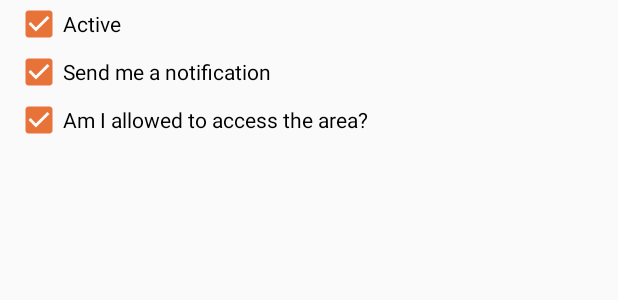
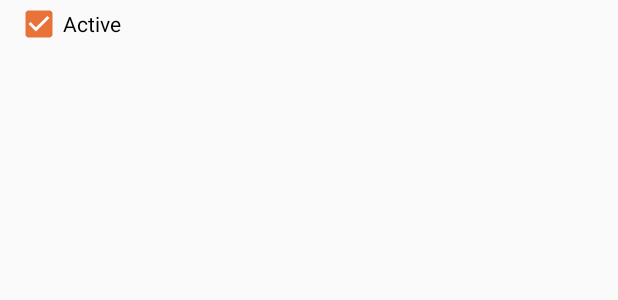
Before and after one commit to owengrant/gps-tracker-mini, an Android app: the layout content_create_geofence_notifcation.xml on its own in the app's theme, with its tools: preview values and no code run, on a phone screen of 412 x 824 dp. Shown: the top 300 px of the screen. Run offline under Robolectric (Android 15) with nearby library versions, the phone set to English and light mode, and no system bars.

Commit message:
remove safety and notify

```diff
--- a/app/src/main/res/layout/content_create_geofence_notifcation.xml
+++ b/app/src/main/res/layout/content_create_geofence_notifcation.xml
@@ -18,13 +18,15 @@
             android:layout_width="match_parent"
             android:layout_height="wrap_content"
             android:checked="true"
-            android:text="Send me a notification" />
+            android:text="Send me a notification"
+            android:visibility="gone" />
 
     <CheckBox
             android:id="@+id/box_safe"
             android:layout_width="match_parent"
             android:layout_height="wrap_content"
             android:checked="true"
-            android:text="Am I allowed to access the area?" />
+            android:text="Am I allowed to access the area?"
+            android:visibility="gone" />
 
 </LinearLayout>
```
